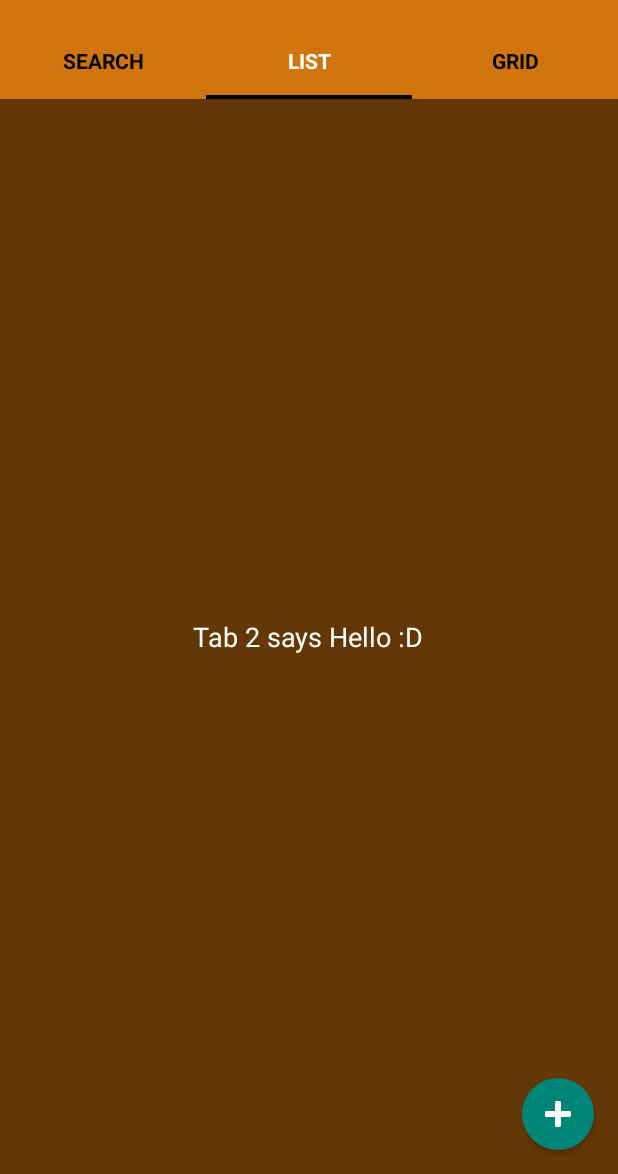
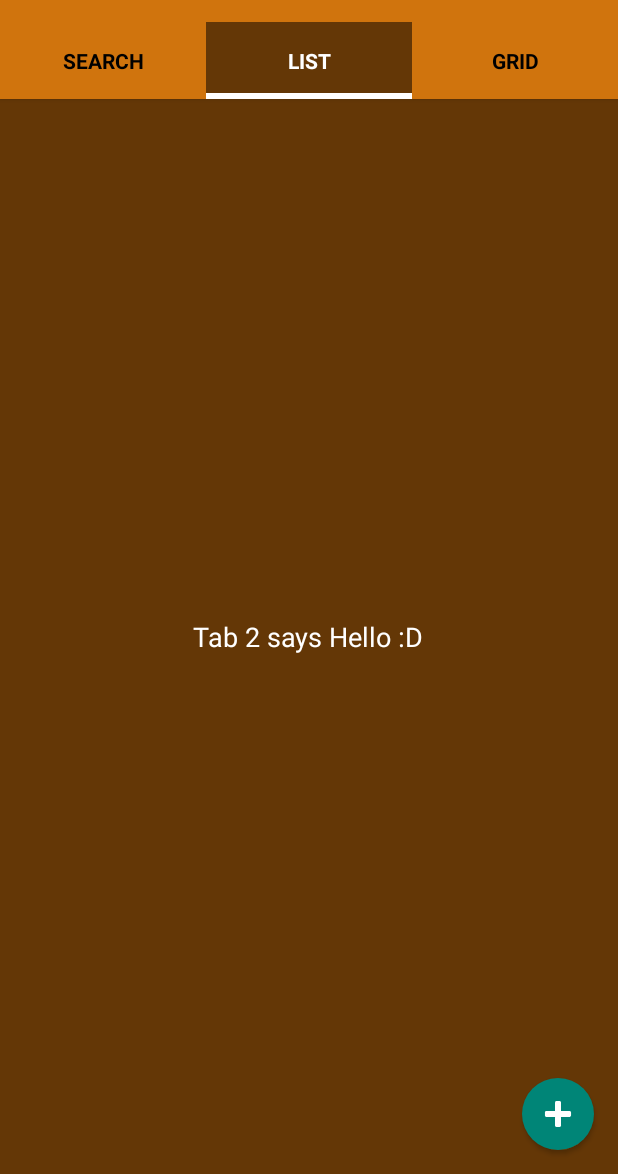
Before and after one commit to yiqin/Find-Restaurant, an Android app: the screen it shows after launch (MainActivity), after a tap on "LIST", on a phone screen of 412 x 824 dp, the part 62-1236 px from its top. Run offline under Robolectric (Android 15) with nearby library versions, the phone set to English and light mode, and no system bars; libraries missing offline, so code that uses them is left out: com.readystatesoftware.systembartint; 3 statements that could not run were skipped.

Commit message:
tab color changes working

```diff
--- a/app/src/main/java/gerber/uchicago/edu/SlidingTabStrip.java
+++ b/app/src/main/java/gerber/uchicago/edu/SlidingTabStrip.java
@@ -14,11 +14,11 @@ class SlidingTabStrip extends LinearLayout {
 
     private static final int DEFAULT_BOTTOM_BORDER_THICKNESS_DIPS = 0;
     private static final byte DEFAULT_BOTTOM_BORDER_COLOR_ALPHA = 0x26;
-    private static final int SELECTED_INDICATOR_THICKNESS_DIPS = 3;
+    private static final int SELECTED_INDICATOR_THICKNESS_DIPS = 4;
     private static final int DEFAULT_SELECTED_INDICATOR_COLOR = 0xFF33B5E5;
 
     private final int mBottomBorderThickness;
-    private final Paint mBottomBorderPaint;
+    private final Paint mBottomBorderPaint, mPaint;
 
     private final int mSelectedIndicatorThickness;
     private final Paint mSelectedIndicatorPaint;
@@ -57,6 +57,9 @@ class SlidingTabStrip extends LinearLayout {
 
         mSelectedIndicatorThickness = (int) (SELECTED_INDICATOR_THICKNESS_DIPS * density);
         mSelectedIndicatorPaint = new Paint();
+        mPaint = new Paint();
+
+
     }
 
     void setCustomTabColorizer(SlidingTabLayout.TabColorizer customTabColorizer) {
@@ -106,10 +109,36 @@ class SlidingTabStrip extends LinearLayout {
                         (1.0f - mSelectionOffset) * right);
             }
 
-            mSelectedIndicatorPaint.setColor(color);
+            mSelectedIndicatorPaint.setColor(getResources().getColor(gerber.uchicago.edu.R.color.white));
 
+            switch(mSelectedPosition){
+                case 0:
+                    mPaint.setColor(getResources().getColor(gerber.uchicago.edu.R.color.green_dark));
+                   // mSelectedIndicatorPaint.setColor(getResources().getColor(gerber.uchicago.edu.R.color.white));
+                   // changeColor(getResources().getColor(gerber.uchicago.edu.R.color.green));
+                    // return getResources().getColor(R.color.green_dark);
+
+                    break;
+                case 1:
+                   // mSelectedIndicatorPaint.setColor(getResources().getColor(gerber.uchicago.edu.R.color.black));
+                    //   return getResources().getColor(R.color.orange_dark);
+                    mPaint.setColor(getResources().getColor(gerber.uchicago.edu.R.color.orange_dark));
+                    break;
+
+                case 2:
+                    mPaint.setColor(getResources().getColor(gerber.uchicago.edu.R.color.purple_dark));
+                    //  return getResources().getColor(R.color.purple_dark);
+                    break;
+
+            }
+            canvas.drawRect(left,0, right,
+                    height, mPaint);
+            //paints the white bo0ttom
+            mSelectedIndicatorPaint.setColor(getResources().getColor(gerber.uchicago.edu.R.color.white));
             canvas.drawRect(left, height - mSelectedIndicatorThickness, right,
                     height, mSelectedIndicatorPaint);
+
+
         }
 
         // Thin underline along the entire bottom edge
--- a/app/src/main/res/values/colors.xml
+++ b/app/src/main/res/values/colors.xml
@@ -2,6 +2,7 @@
 <resources>
 
     <color name="green">#00897B</color>
+    <color name="green_light">#00897B</color>
     <color name="green_dark">#ff00413c</color>
     <color name="purple">#ff7e44ff</color>
     <color name="purple_dark">#ff321858</color>
```
